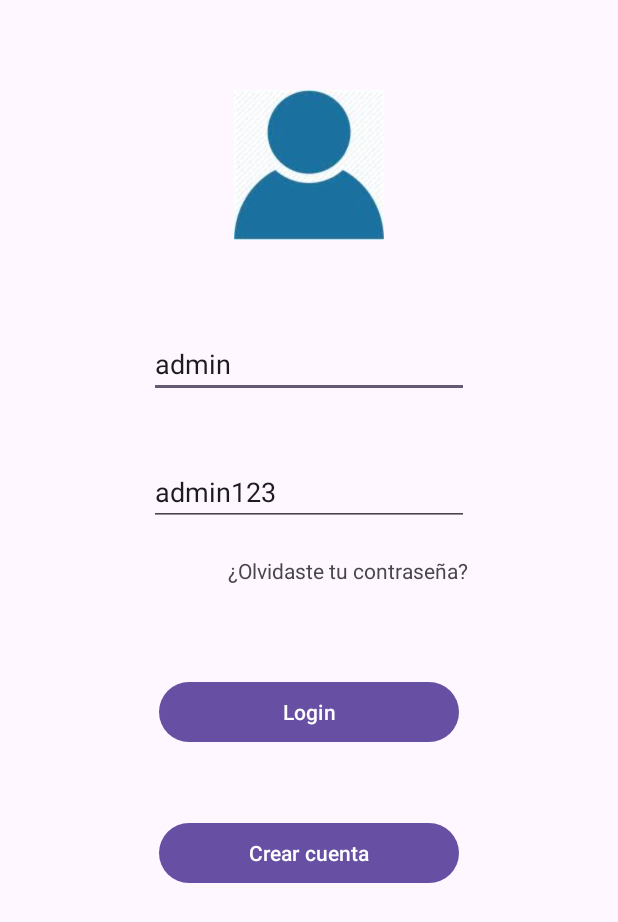
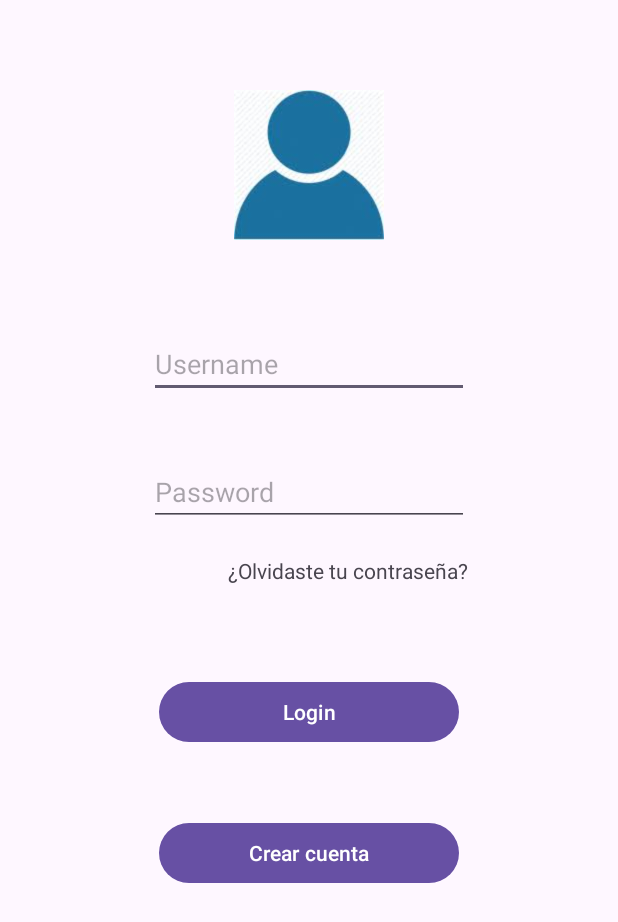
Before and after one commit to AnthonyM-ed/LoginSample-DAO-Room, an Android app: the screen it shows after launch (LoginActivity), after a tap on "Empezar", on a phone screen of 412 x 824 dp. Shown: the top 922 px of the screen. Run offline under Robolectric (Android 15) with nearby library versions, the phone set to English and light mode, and no system bars; our stand-ins replace Room's generated code.

Commit message:
Password del Login

```diff
--- a/app/src/main/java/com/example/loginsample/SplashActivity.java
+++ b/app/src/main/java/com/example/loginsample/SplashActivity.java
@@ -26,7 +26,6 @@ public class SplashActivity extends AppCompatActivity {
             new Thread(() -> {
                 database.cargarUsuarios(this);
                 database.cargarEdificios(this);
-                runOnUiThread(() -> Toast.makeText(this, "Usuarios y edificios cargados", Toast.LENGTH_SHORT).show());
             }).start();
 
             Intent intent = new Intent(SplashActivity.this, LoginActivity.class);
--- a/app/src/main/res/layout/activity_main.xml
+++ b/app/src/main/res/layout/activity_main.xml
@@ -15,7 +15,7 @@
         android:ems="10"
         android:hint="Username"
         android:inputType="text"
-        android:text="admin"
+        android:text=""
         app:layout_constraintEnd_toEndOf="parent"
         app:layout_constraintStart_toStartOf="parent"
         app:layout_constraintTop_toBottomOf="@+id/imageView" />
@@ -26,8 +26,8 @@
         android:layout_height="wrap_content"
         android:layout_marginTop="40dp"
         android:ems="10"
-        android:inputType="text"
-        android:text="admin123"
+        android:inputType="textPassword"
+        android:text=""
         android:hint="Password"
         app:layout_constraintEnd_toEndOf="parent"
         app:layout_constraintStart_toStartOf="parent"
```
